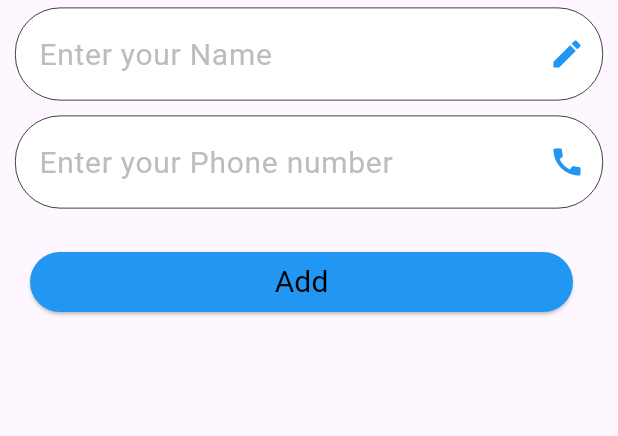
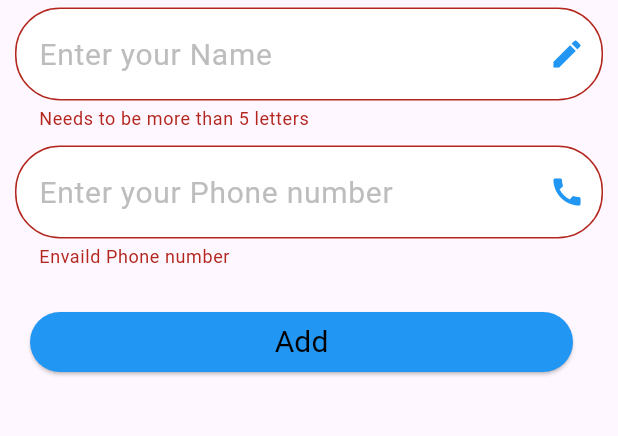
Before and after one commit to ibrahimelseginy/Contacts, a Flutter app: the screen it shows after launch, on a phone screen of 412 x 824 dp, the part 84-520 px from its top. Run offline on Flutter 3.47's test engine with Material 3 defaults, Android fonts, the phone set to English and light mode, and no system bars.

Commit message:
finish cotacts app

```diff
--- a/lib/homescreen.dart
+++ b/lib/homescreen.dart
@@ -19,6 +19,7 @@ class _HomeScreenState extends State<HomeScreen> {
   TextEditingController phoneController = TextEditingController();
 
   int counter = 0;
+  final key = GlobalKey<FormState>();
   @override
   Widget build(BuildContext context) {
     return SafeArea(
@@ -32,13 +33,18 @@ class _HomeScreenState extends State<HomeScreen> {
           ),
           centerTitle: true,
         ),
-        body: ListView(children: [
+        body: Form(
+          key: key,
+          autovalidateMode: AutovalidateMode.always,
+          child: ListView(children: [
             CustomTextFormField(
               validator: (p0) {
-              if (p0 == null ||
-                  p0.trim().length < 5 ||
-                  !p0.contains('^&*#\$')) {
+                if (p0 == null) {
                   return 'Envaild Name';
+                } else if (p0.trim().length < 5) {
+                  return 'Needs to be more than 5 letters';
+                } else if (!p0.contains('*')) {
+                  return 'must contains a  * ';
                 }
                 return null;
               },
@@ -52,7 +58,7 @@ class _HomeScreenState extends State<HomeScreen> {
             CustomTextFormField(
               validator: (p0) {
                 if (p0 == null || p0.trim().length < 11) {
-                return 'Envaild Phone';
+                  return 'Envaild Phone number';
                 }
                 return null;
               },
@@ -70,6 +76,8 @@ class _HomeScreenState extends State<HomeScreen> {
                   Expanded(
                     child: ElevatedButton(
                       onPressed: () {
+                        bool validator = key.currentState!.validate();
+                        if (validator) {
                           if (counter < 3) {
                             contactsList[counter] = Contact(
                                 visibility: true,
@@ -80,9 +88,10 @@ class _HomeScreenState extends State<HomeScreen> {
                             nameController.clear();
                             phoneController.clear();
                           }
+                        }
                       },
-                    style:
-                        ElevatedButton.styleFrom(backgroundColor: Colors.blue),
+                      style: ElevatedButton.styleFrom(
+                          backgroundColor: Colors.blue),
                       child: const Text(
                         'Add',
                         style: TextStyle(
@@ -108,6 +117,7 @@ class _HomeScreenState extends State<HomeScreen> {
             ),
           ]),
         ),
+      ),
     );
   }
 
```
Lines whose indentation alone changed are shown as unchanged.
